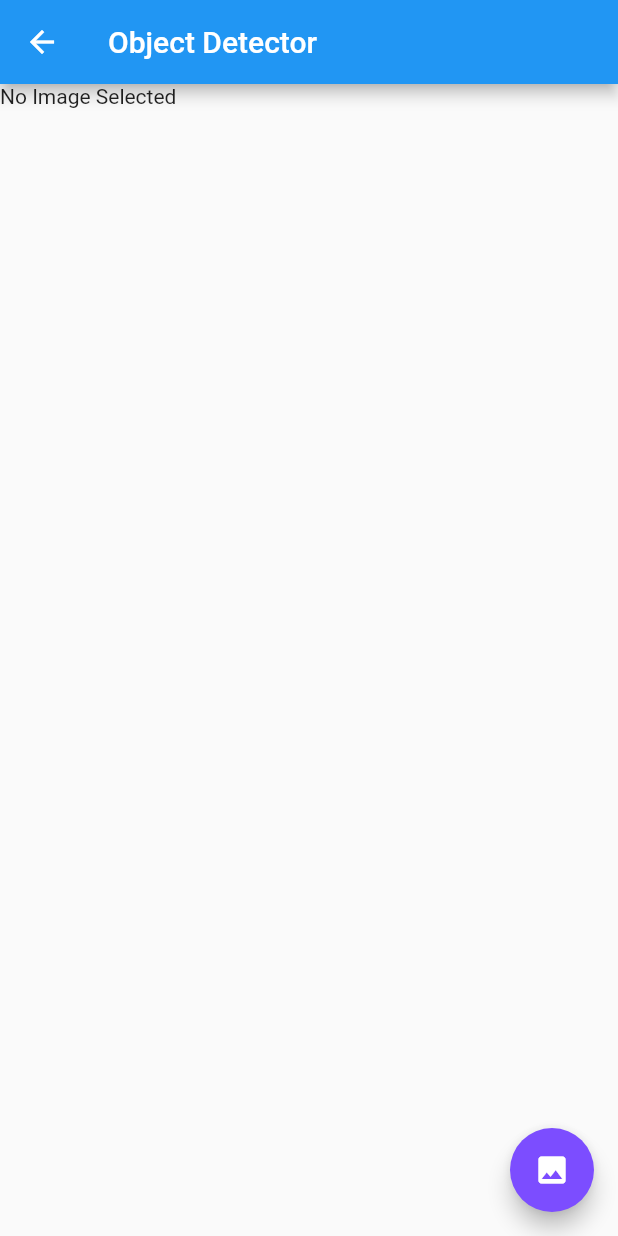
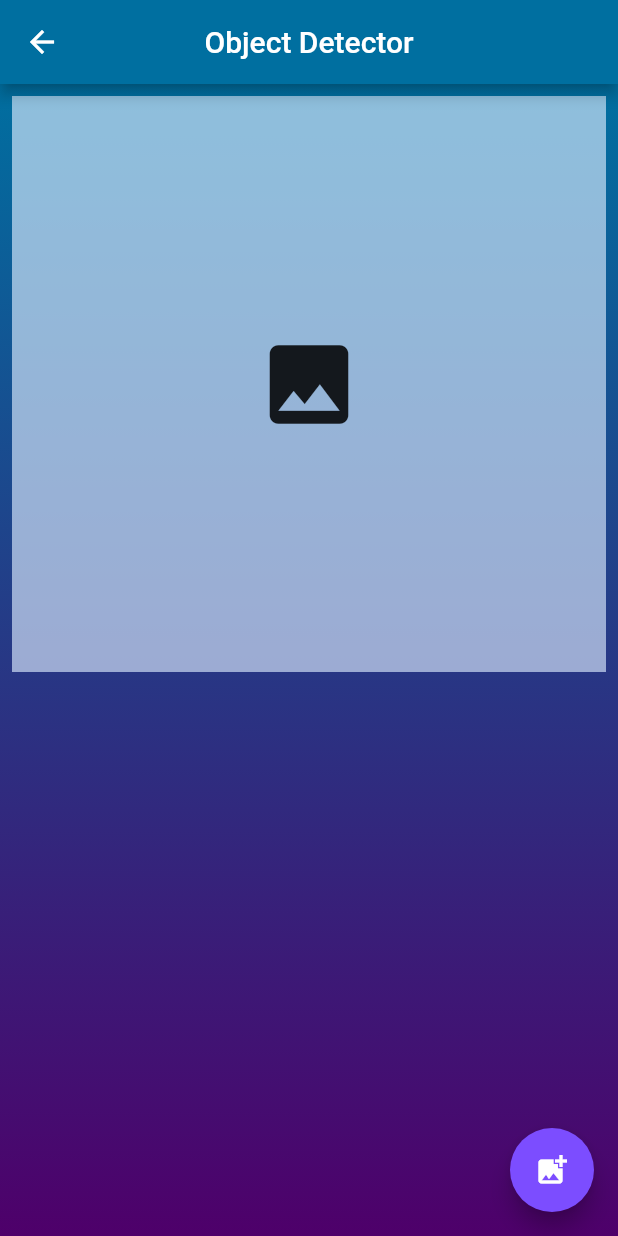
Before and after one commit to mointhedev/Machine-Learning-Flutter-App, a Flutter app: the ObjectDetection screen opened directly, on a phone screen of 412 x 824 dp. Run offline on Flutter 3.47's test engine with Material 2 defaults, Android fonts, the light colour scheme and no system bars; our stand-ins replace image_picker, speech_to_text; missing offline and left inert: barcode_scan, firebase_ml_vision, tflite; accounts and stored records are empty.

Commit message:
New UI completed

```diff
--- a/lib/face_recognition.dart
+++ b/lib/face_recognition.dart
@@ -57,7 +57,7 @@ class _FaceRecognitionScreenState extends State<FaceRecognitionScreen> {
         ),
         floatingActionButton: FloatingActionButton(
           onPressed: getImage,
-          child: Icon(Icons.camera_enhance),
+          child: Icon(Icons.add_photo_alternate),
         ),
         body: Container(
           height: screenHeight,
--- a/lib/image_labeling.dart
+++ b/lib/image_labeling.dart
@@ -169,7 +169,7 @@ class _ImageLabelScreenState extends State<ImageLabelScreen> {
       ),
       floatingActionButton: FloatingActionButton(
         onPressed: pickImage,
-        child: Icon(Icons.camera_enhance),
+        child: Icon(Icons.add_photo_alternate),
       ),
     );
   }
--- a/lib/object_detection.dart
+++ b/lib/object_detection.dart
@@ -150,35 +150,65 @@ class _ObjectDetectionState extends State<ObjectDetection> {
 
   @override
   Widget build(BuildContext context) {
+    final screenHeight = MediaQuery.of(context).size.height -
+        (MediaQuery.of(context).padding.top + AppBar().preferredSize.height);
     Size size = MediaQuery.of(context).size;
 
     List<Widget> stackChildren = [];
 
-    stackChildren.add(Positioned(
-        top: 0.0,
-        left: 0.0,
-        width: size.width,
-        child:
-            _image == null ? Text('No Image Selected') : Image.file(_image)));
+    stackChildren.add(Container(
+      height: screenHeight * 0.5,
+      width: double.infinity,
+      color: Color(0xffDEEDFF).withOpacity(0.64),
+      margin: EdgeInsets.all(8),
+      padding: EdgeInsets.all(8),
+      child: _image == null
+          ? Center(
+              child: Icon(
+                Icons.image,
+                size: 70,
+              ),
+            )
+          : Image.file(_image),
+    ));
 
     stackChildren.addAll(renderBoxes(size));
 
     if (_busy) {
-      stackChildren.add(Center(
-        child: CircularProgressIndicator(),
+      stackChildren.add(Container(
+        height: screenHeight * 0.5,
+        width: double.infinity,
+        color: Color(0xffDEEDFF).withOpacity(0.64),
+        margin: EdgeInsets.all(8),
+        padding: EdgeInsets.all(8),
+        child: Center(
+          child: CircularProgressIndicator(),
+        ),
       ));
     }
     return Scaffold(
       appBar: AppBar(
         title: Text('Object Detector'),
+        centerTitle: true,
+        backgroundColor: Color(0xff006FA0),
       ),
       floatingActionButton: FloatingActionButton(
-        child: Icon(Icons.image),
+        child: Icon(Icons.add_photo_alternate),
         tooltip: 'Pick image from gallery',
         onPressed: selectFromImagePicker,
       ),
-      body: Stack(
-        children: stackChildren,
+      body: SingleChildScrollView(
+        child: Container(
+          height: screenHeight,
+          decoration: BoxDecoration(
+              gradient: LinearGradient(
+                  begin: Alignment.topCenter,
+                  end: Alignment.bottomCenter,
+                  colors: [Color(0xff006FA0), Color(0xff4E006A)])),
+          child: Stack(
+            children: stackChildren,
+          ),
+        ),
       ),
     );
   }
--- a/lib/qr_code.dart
+++ b/lib/qr_code.dart
@@ -45,9 +45,7 @@ class _QRCodeScreenState extends State<QRCodeScreen> {
         ),
       ),
       floatingActionButton: FloatingActionButton.extended(
-          onPressed: _scanQR,
-          icon: Icon(Icons.camera_alt),
-          label: Text('Scan')),
+          onPressed: _scanQR, icon: Icon(Icons.camera), label: Text('Scan')),
       floatingActionButtonLocation: FloatingActionButtonLocation.centerFloat,
     );
   }
--- a/lib/text_recognition.dart
+++ b/lib/text_recognition.dart
@@ -177,7 +177,7 @@ class _TextRecognitionScreenState extends State<TextRecognitionScreen> {
       ),
       floatingActionButton: FloatingActionButton(
         onPressed: pickImage,
-        child: Icon(Icons.camera_enhance),
+        child: Icon(Icons.add_photo_alternate),
       ),
     );
   }
```
Also changed, not shown: lib/main.dart (+28 -10 lines), 5 other files.
